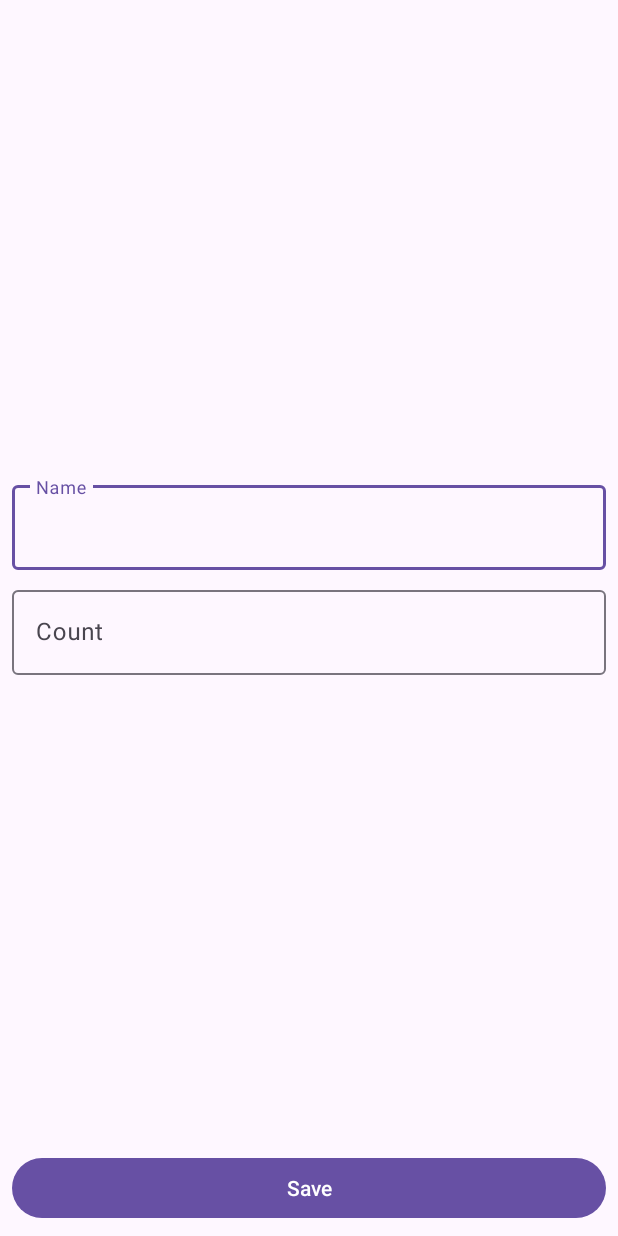
After one commit to AlexandrProdan/ShoppingListCleanArch, an Android app: the ShopItemActivity screen opened directly, with no data from a screen before it, on a phone screen of 412 x 824 dp. The commit adds this screen. Run offline under Robolectric (Android 15) with nearby library versions, the phone set to English and light mode, and no system bars.

Commit message:
Added: ShopItemActivity XML layout only(no code) for now, ShopItemViewModel class and some methods but not finished yet. L 42

```diff
--- a/app/src/main/AndroidManifest.xml
+++ b/app/src/main/AndroidManifest.xml
@@ -13,7 +13,11 @@
         android:theme="@style/Theme.ShappingListCleanArch1"
         tools:targetApi="31">
         <activity
-            android:name=".MainActivity"
+            android:name=".presentation.ShopItemActivity"
+            android:windowSoftInputMode="adjustResize"
+            android:exported="false" />
+        <activity
+            android:name=".presentation.MainActivity"
             android:exported="true">
             <intent-filter>
                 <action android:name="android.intent.action.MAIN" />
--- /dev/null
+++ b/app/src/main/java/com/example/shappinglistcleanarch1/presentation/ShopItemActivity.kt
@@ -0,0 +1,17 @@
+package com.example.shappinglistcleanarch1.presentation
+
+import androidx.appcompat.app.AppCompatActivity
+import android.os.Bundle
+import com.example.shappinglistcleanarch1.R
+import com.example.shappinglistcleanarch1.databinding.ActivityMainBinding
+import com.example.shappinglistcleanarch1.databinding.ActivityShopItemBinding
+
+class ShopItemActivity : AppCompatActivity() {
+    private lateinit var binding: ActivityShopItemBinding
+    override fun onCreate(savedInstanceState: Bundle?) {
+        super.onCreate(savedInstanceState)
+        binding = ActivityShopItemBinding.inflate(layoutInflater)
+        setContentView(binding.root)
+
+    }
+}
--- a/app/src/main/res/layout/activity_main.xml
+++ b/app/src/main/res/layout/activity_main.xml
@@ -4,7 +4,7 @@
     xmlns:tools="http://schemas.android.com/tools"
     android:layout_width="match_parent"
     android:layout_height="match_parent"
-    tools:context=".MainActivity">
+    tools:context=".presentation.MainActivity">
 
     <androidx.recyclerview.widget.RecyclerView
         android:id="@+id/rv_ShopList"
@@ -15,7 +15,7 @@
         app:layout_constraintEnd_toEndOf="parent"
         app:layout_constraintStart_toStartOf="parent"
         app:layout_constraintTop_toTopOf="parent"
-
+        tools:listitem="@layout/item_shop_enabled"
         />
 
 
--- /dev/null
+++ b/app/src/main/res/layout/activity_shop_item.xml
@@ -0,0 +1,62 @@
+<?xml version="1.0" encoding="utf-8"?>
+<androidx.constraintlayout.widget.ConstraintLayout xmlns:android="http://schemas.android.com/apk/res/android"
+    xmlns:app="http://schemas.android.com/apk/res-auto"
+    xmlns:tools="http://schemas.android.com/tools"
+    android:layout_width="match_parent"
+    android:layout_height="match_parent"
+    tools:context=".presentation.ShopItemActivity">
+
+    <com.google.android.material.textfield.TextInputLayout
+        android:id="@+id/til_name"
+        android:layout_width="match_parent"
+        android:layout_height="wrap_content"
+        android:layout_marginTop="4dp"
+        android:layout_marginEnd="8dp"
+        android:layout_marginBottom="4dp"
+        android:layout_marginStart="8dp"
+        app:layout_constraintTop_toTopOf="parent"
+        app:layout_constraintEnd_toEndOf="parent"
+        app:layout_constraintBottom_toTopOf="@+id/til_count"
+        app:layout_constraintStart_toStartOf="parent"
+        app:layout_constraintVertical_chainStyle="packed"
+        >
+        <com.google.android.material.textfield.TextInputEditText
+            android:layout_width="match_parent"
+            android:layout_height="wrap_content"
+            android:hint="@string/name"
+            android:inputType="textCapSentences" />
+    </com.google.android.material.textfield.TextInputLayout>
+
+    <com.google.android.material.textfield.TextInputLayout
+        android:id="@+id/til_count"
+        android:layout_width="match_parent"
+        android:layout_height="wrap_content"
+        android:layout_marginTop="4dp"
+        android:layout_marginEnd="8dp"
+        android:layout_marginBottom="4dp"
+        android:layout_marginStart="8dp"
+        app:layout_constraintTop_toBottomOf="@+id/til_name"
+        app:layout_constraintEnd_toEndOf="parent"
+        app:layout_constraintBottom_toTopOf="@+id/btn_save"
+        app:layout_constraintStart_toStartOf="parent"
+        >
+        <com.google.android.material.textfield.TextInputEditText
+            android:layout_width="match_parent"
+            android:layout_height="wrap_content"
+            android:hint="@string/count"
+            android:inputType="number" />
+    </com.google.android.material.textfield.TextInputLayout>
+
+    <Button
+        android:id="@+id/btn_save"
+        android:layout_width="match_parent"
+        android:layout_height="wrap_content"
+        android:text="@string/save"
+        app:layout_constraintEnd_toEndOf="parent"
+        app:layout_constraintBottom_toBottomOf="parent"
+        app:layout_constraintStart_toStartOf="parent"
+        android:layout_margin="8dp"/>
+
+
+
+</androidx.constraintlayout.widget.ConstraintLayout>
--- a/app/src/main/res/layout/item_shop_enabled.xml
+++ b/app/src/main/res/layout/item_shop_enabled.xml
@@ -36,7 +36,7 @@
             android:textColor="@color/white"
             android:textSize="16sp"
             android:textStyle="bold"
-            tools:text="@tools:sample/lorem/random" />
+            tools:text="@string/alphabet" />
 
 
     </LinearLayout>
--- a/app/src/main/res/values/strings.xml
+++ b/app/src/main/res/values/strings.xml
@@ -1,4 +1,8 @@
 <resources>
     <string name="app_name">ShappingListCleanArch1</string>
     <string name="add_new_shop_item">Add new shop item</string>
+    <string name="alphabet">A B C D E F G H I J K L M N O P Q R S T U V W X Y Z</string>
+    <string name="name">Name</string>
+    <string name="count">Count</string>
+    <string name="save">Save</string>
 </resources>
```
Also changed, not shown: app/src/main/java/com/example/shappinglistcleanarch1/presentation/MainActivity.kt (renamed from app/src/main/java/com/example/shappinglistcleanarch1/MainActivity.kt, +3 -4 lines), app/src/main/java/com/example/shappinglistcleanarch1/presentation/ShopItemDiffCallback.kt (added, +14 -0 lines), app/src/main/java/com/example/shappinglistcleanarch1/presentation/ShopItemViewHolder.kt (added, +10 -0 lines), app/src/main/java/com/example/shappinglistcleanarch1/presentation/ShopItemViewModel.kt (added, +67 -0 lines), app/src/main/java/com/example/shappinglistcleanarch1/presentation/ShopListAdapter.kt (+11 -27 lines).
